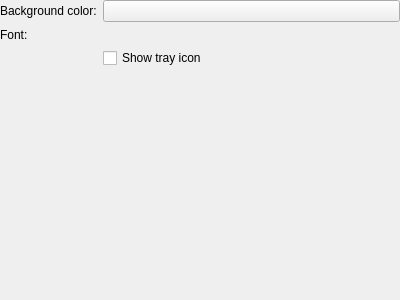
Qt form cfg_appearance.ui (KDE/kruler) before a commit.
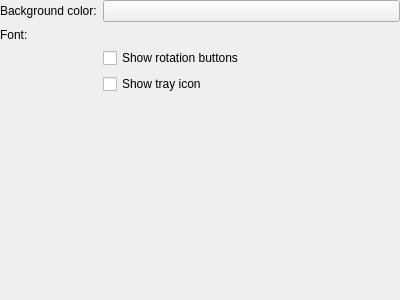
The same form after that commit. Custom widgets are drawn as their Qt base class.

Commit message:
Add buttons to rotate the ruler (turn left, turn right). The buttons are only visible when hovering over the ruler and if they are configured to be visible (default: not visible).
BUGS: 87987

Patch:
```diff
--- a/cfg_appearance.ui
+++ b/cfg_appearance.ui
@@ -34,13 +34,20 @@
    <item row="2" column="1" >
     <widget class="KFontRequester" name="kcfg_ScaleFont" />
    </item>
-   <item row="3" column="1" >
+   <item row="4" column="1" >
     <widget class="QCheckBox" name="kcfg_TrayIcon" >
      <property name="text" >
       <string>Show tray icon</string>
      </property>
     </widget>
    </item>
+   <item row="3" column="1" >
+    <widget class="QCheckBox" name="kcfg_RotateButtonsVisible" >
+     <property name="text" >
+      <string>Show rotation buttons</string>
+     </property>
+    </widget>
+   </item>
   </layout>
  </widget>
  <layoutfunction spacing="KDialog::spacingHint" margin="KDialog::marginHint" />
```
The commit also changes 3 other files.
